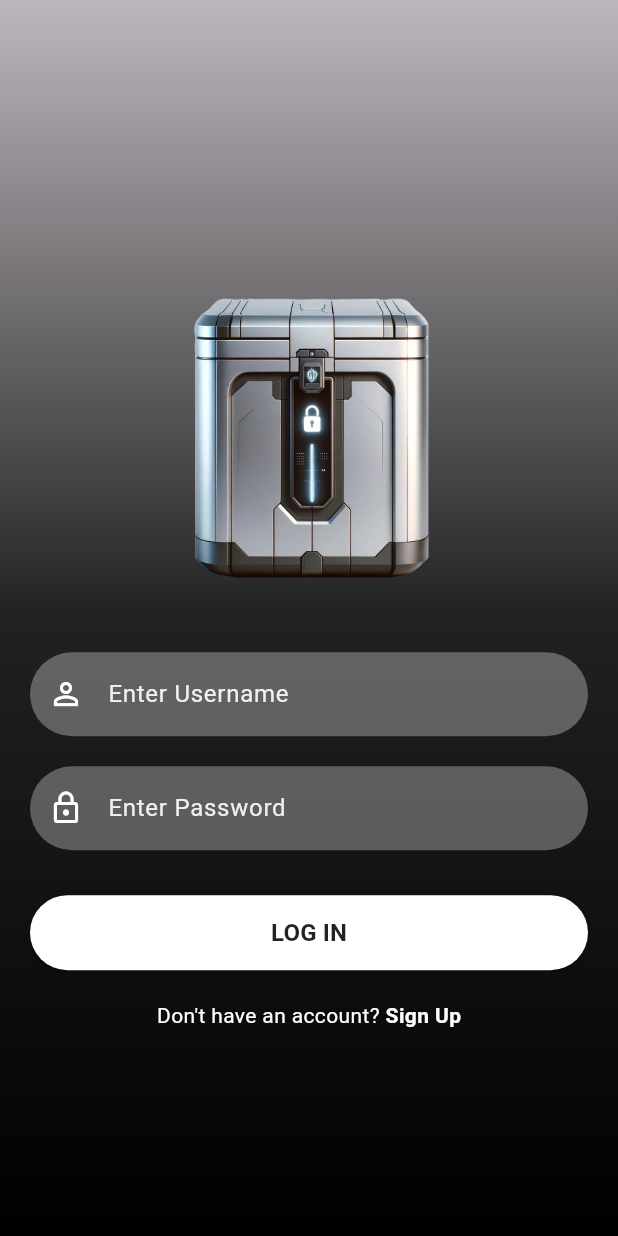
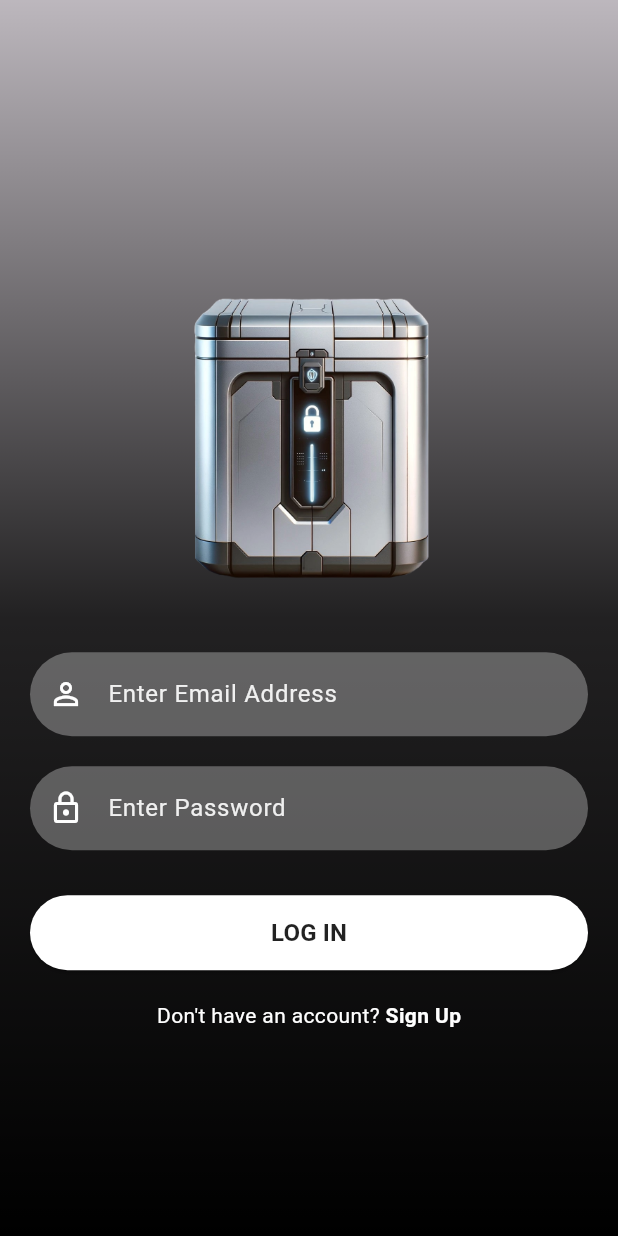
Before and after one commit to eth4n22/ChronoCapsuleUpdated, a Flutter app: the screen it shows after launch, on a phone screen of 412 x 824 dp. Run offline on Flutter 3.47's test engine with Material 3 defaults, Android fonts, the light colour scheme and no system bars; our stand-ins replace firebase_auth, firebase_core, image_picker; accounts and stored records are empty.

Commit message:
tiny changes

```diff
--- a/lib/sign_in_screen.dart
+++ b/lib/sign_in_screen.dart
@@ -38,7 +38,7 @@ class _SigninScreenState extends State<SigninScreen> {
                 const SizedBox(
                   height: 30,
                 ),
-                reusableTextField("Enter Username", Icons.person_outline, false,
+                reusableTextField("Enter Email Address", Icons.person_outline, false,
                     _emailTextController),
                 const SizedBox(
                   height: 20,
--- a/lib/time_capsule_details_screen.dart
+++ b/lib/time_capsule_details_screen.dart
@@ -24,7 +24,7 @@ class TimeCapsuleDetailsScreen extends StatelessWidget {
           capsule.title,
           style: const TextStyle(
             fontSize: 24.0,
-            color: Colors.black,
+            color: Colors.white,
             fontFamily: 'IndieFlower',
           ),
         ),
```
Also changed, not shown: lib/full_screen_image_screen.dart (+9 -1 lines).
